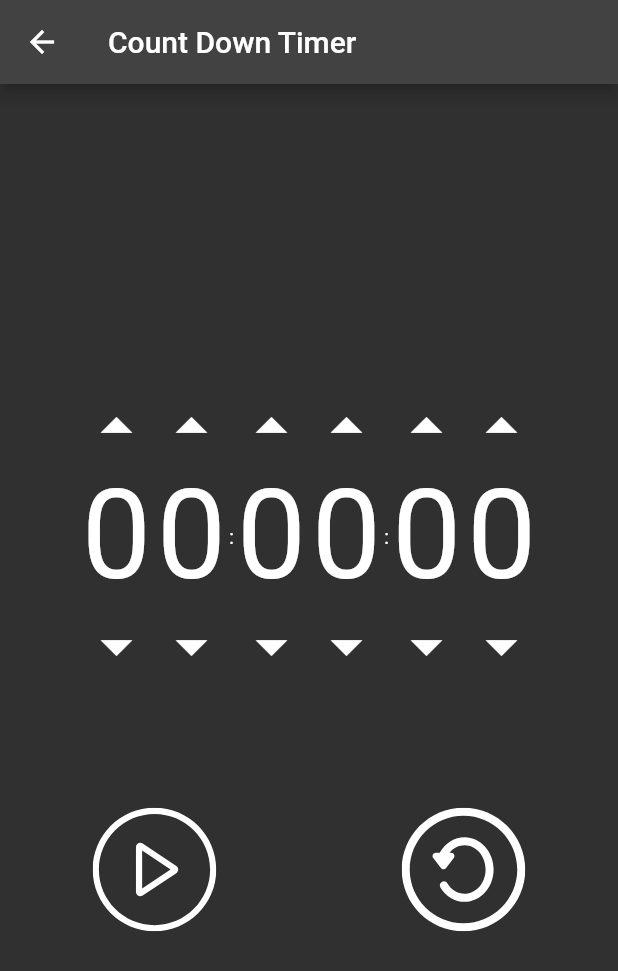
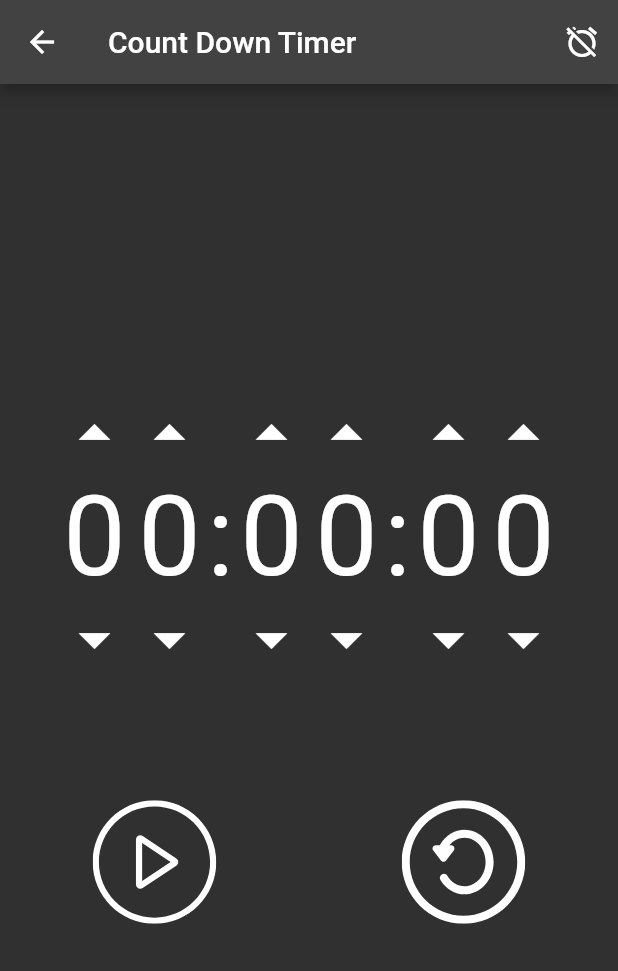
Before and after one commit to fidian/be-prepared, a Flutter app: the CountDownTimer screen opened directly, on a phone screen of 412 x 824 dp. Shown: the top 971 px of the screen. Run offline on Flutter 3.47's test engine with Material 2 defaults, Android fonts, the phone set to English and light mode, and no system bars; our stand-ins replace camera, flutter_svg, permission_handler, shared_preferences; missing offline and left inert: alarm, android_alarm_manager_plus, screen_brightness, torch_controller; accounts and stored records are empty.

Commit message:
all fixed

```diff
--- a/lib/screens/countdown.dart
+++ b/lib/screens/countdown.dart
@@ -166,10 +166,22 @@ class _CountDownTimerState extends State<CountDownTimer> {
     bool isPortrait =
         MediaQuery.of(context).orientation == Orientation.portrait;
     double iconSize = isPortrait ? size.height * 0.15 : size.width * 0.15;
-    double textSize = isPortrait ? size.height * 0.1 : size.width * 0.07;
+    double textSize = isPortrait ? size.height * 0.09 : size.width * 0.07;
     return Scaffold(
       appBar: AppBar(
         title: const Text("Count Down Timer"),
+        actions: [
+          IconButton(
+            onPressed: () {
+              Alarm.stop(1);
+            },
+            icon: const Icon(
+              Icons.alarm_off,
+              color: Colors.white,
+            ),
+            tooltip: "Press it if you are unable to turn of the Alarm",
+          ),
+        ],
       ),
       body: Center(
         child: Column(
@@ -253,7 +265,12 @@ class _CountDownTimerState extends State<CountDownTimer> {
                       ),
                     ],
                   ),
-                  const Text(":"),
+                  Text(
+                    ":",
+                    style: TextStyle(
+                      fontSize: textSize,
+                    ),
+                  ),
                   //minute
                   Column(
                     children: [
@@ -323,7 +340,12 @@ class _CountDownTimerState extends State<CountDownTimer> {
                       ),
                     ],
                   ),
-                  const Text(":"),
+                  Text(
+                    ":",
+                    style: TextStyle(
+                      fontSize: textSize,
+                    ),
+                  ),
                   //second
                   Column(
                     children: [
@@ -433,6 +455,11 @@ class _CountDownTimerState extends State<CountDownTimer> {
                         minutes: int.parse("$m1$m2"),
                         seconds: int.parse("$s1$s2"),
                       ).toString();
+
+                      if (value == "0:00:00.000000") {
+                        log("0 timer value: $value");
+                        return;
+                      }
                       prefs?.setString("lastCountDownTimer", value);
                       final alarmSettings = AlarmSettings(
                         id: 1,
--- a/lib/screens/stopwatch.dart
+++ b/lib/screens/stopwatch.dart
@@ -63,6 +63,7 @@ class _StopWatchState extends State<StopWatch> {
       //   toShow = Duration(seconds: time).toString().substring(0, 10);
       // }
       toShow = Duration(seconds: time).toString().split(".").first;
+      toShow = toShow.split(":").first.length == 1 ? "0$toShow" : toShow;
       isRunning = true;
       setState(() {});
       await prefs?.setInt("stopWatchTime", time);
```
Also changed, not shown: lib/screens/magnify.dart (+10 -6 lines).
